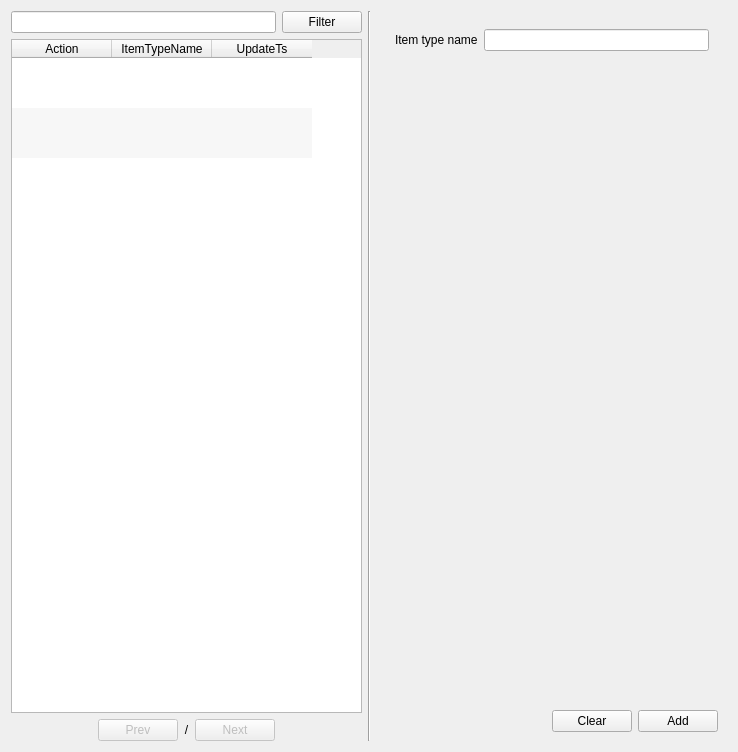
Old version of the form app/views/templates/generated/ManageItemType.ui in the repository rondalefloyd/mts-pos.
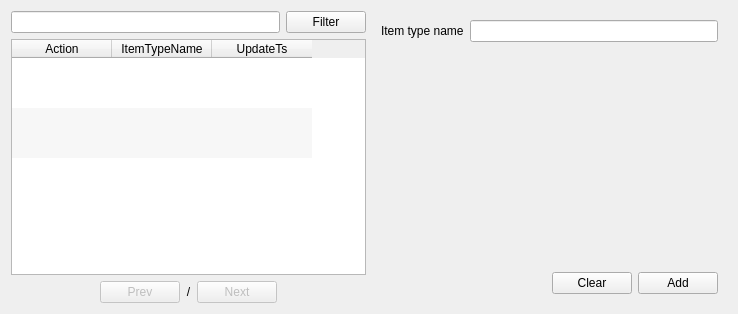
New version of the form.

The edit to the form file:
```diff
--- a/app/views/templates/generated/ManageItemType.ui
+++ b/app/views/templates/generated/ManageItemType.ui
@@ -7,7 +7,7 @@
     <x>0</x>
     <y>0</y>
     <width>738</width>
-    <height>752</height>
+    <height>314</height>
    </rect>
   </property>
   <property name="windowTitle">
@@ -165,13 +165,6 @@
      </item>
     </layout>
    </item>
-   <item>
-    <widget class="Line" name="line">
-     <property name="orientation">
-      <enum>Qt::Vertical</enum>
-     </property>
-    </widget>
-   </item>
    <item>
     <widget class="QFrame" name="frameRegister">
      <property name="maximumSize">
@@ -181,17 +174,20 @@
       </size>
      </property>
      <layout class="QVBoxLayout" name="verticalLayout_2">
+      <property name="spacing">
+       <number>0</number>
+      </property>
       <property name="leftMargin">
-       <number>9</number>
+       <number>0</number>
       </property>
       <property name="topMargin">
-       <number>9</number>
+       <number>0</number>
       </property>
       <property name="rightMargin">
-       <number>9</number>
+       <number>0</number>
       </property>
       <property name="bottomMargin">
-       <number>9</number>
+       <number>0</number>
       </property>
       <item>
        <widget class="QScrollArea" name="scrollArea">
@@ -206,8 +202,8 @@
           <rect>
            <x>0</x>
            <y>0</y>
-           <width>284</width>
-           <height>685</height>
+           <width>311</width>
+           <height>255</height>
           </rect>
          </property>
          <layout class="QFormLayout" name="formLayout">
@@ -226,7 +222,8 @@
        </widget>
       </item>
       <item>
-       <layout class="QHBoxLayout" name="horizontalLayout_3">
+       <widget class="QWidget" name="widget" native="true">
+        <layout class="QHBoxLayout" name="horizontalLayout_5">
         <item>
          <spacer name="horizontalSpacer_3">
           <property name="orientation">
@@ -255,6 +252,7 @@
          </widget>
         </item>
        </layout>
+       </widget>
       </item>
      </layout>
     </widget>
```
Lines whose indentation alone changed are shown as unchanged.
